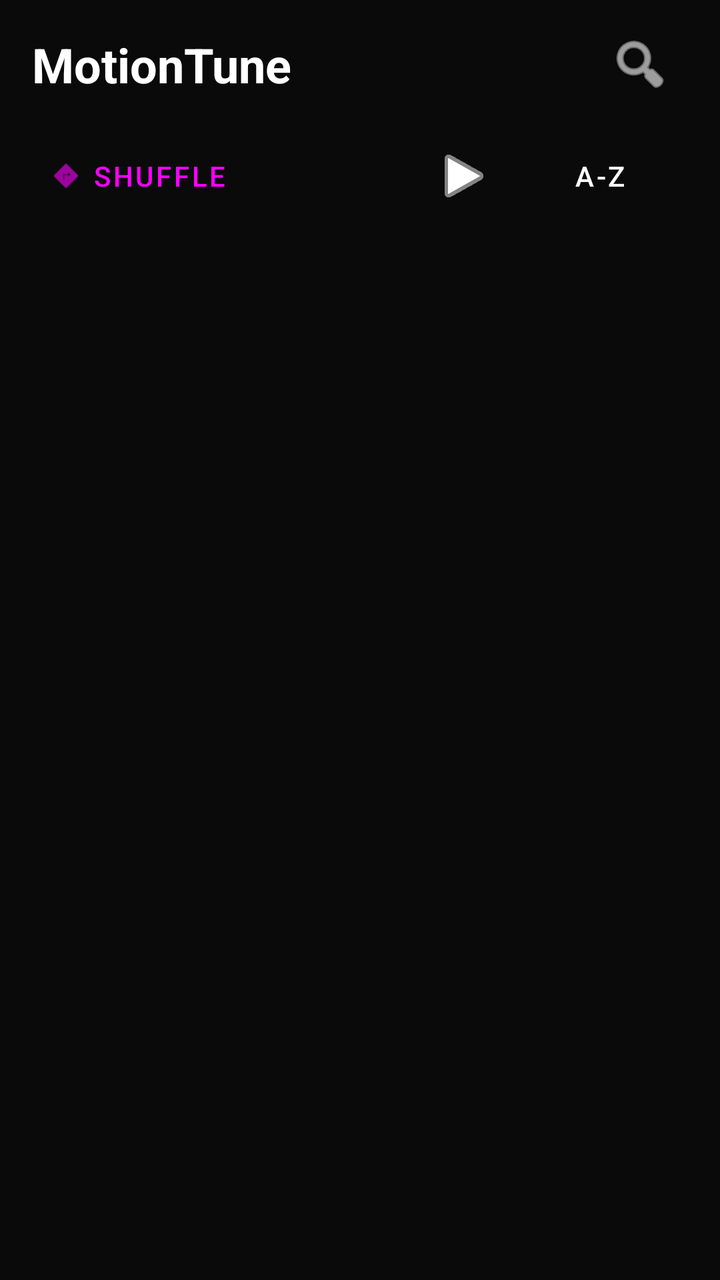
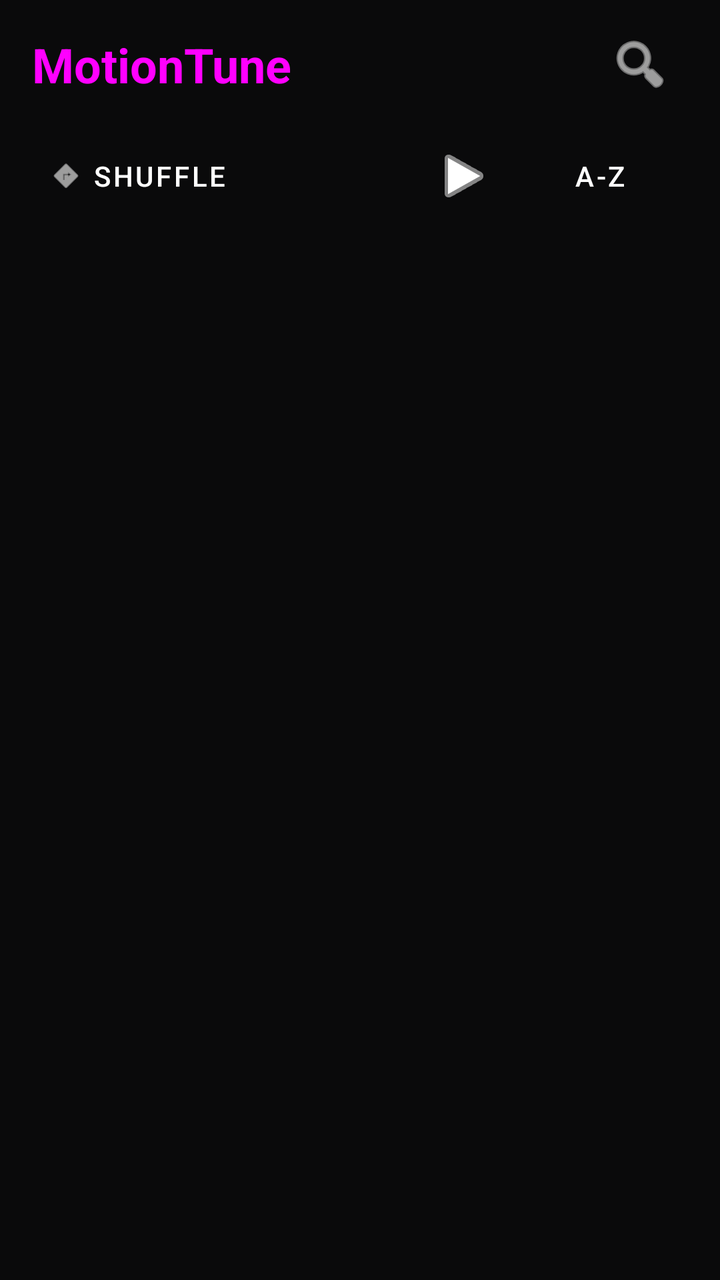

An Android layout rendered at two revisions. The XML below is the earlier revision; the diff shows what the commit changed to produce the second picture.
<!-- AndroidManifest.xml: application theme Theme.MotionTune -->
<!-- res/layout/activity_main.xml -->
<?xml version="1.0" encoding="utf-8"?>
<androidx.coordinatorlayout.widget.CoordinatorLayout xmlns:android="http://schemas.android.com/apk/res/android"
    xmlns:app="http://schemas.android.com/apk/res-auto"
    android:layout_width="match_parent"
    android:layout_height="match_parent"
    android:background="@color/bg_dark"
    android:fitsSystemWindows="true">

    <com.google.android.material.appbar.AppBarLayout
        android:layout_width="match_parent"
        android:layout_height="wrap_content"
        android:background="@color/bg_dark"
        app:elevation="0dp">

        <com.google.android.material.appbar.MaterialToolbar
            android:id="@+id/toolbar"
            android:layout_width="match_parent"
            android:layout_height="?attr/actionBarSize">

            <androidx.constraintlayout.widget.ConstraintLayout
                android:layout_width="match_parent"
                android:layout_height="match_parent"
                android:layout_marginEnd="16dp">

                <TextView
                    android:id="@+id/tvLibraryTitle"
                    android:layout_width="wrap_content"
                    android:layout_height="wrap_content"
                    android:text="MotionTune"
                    android:textColor="@color/text_primary"
                    android:textSize="24sp"
                    android:textStyle="bold"
                    app:layout_constraintBottom_toBottomOf="parent"
                    app:layout_constraintStart_toStartOf="parent"
                    app:layout_constraintTop_toTopOf="parent" />

                <EditText
                    android:id="@+id/searchEditText"
                    android:layout_width="0dp"
                    android:layout_height="40dp"
                    android:layout_marginEnd="8dp"
                    android:background="@drawable/search_bg"
                    android:drawableStart="@android:drawable/ic_menu_search"
                    android:drawablePadding="8dp"
                    android:hint="Search songs..."
                    android:inputType="text"
                    android:paddingHorizontal="12dp"
                    android:textColor="@color/text_primary"
                    android:textColorHint="@color/text_secondary"
                    android:visibility="gone"
                    app:layout_constraintBottom_toBottomOf="parent"
                    app:layout_constraintEnd_toStartOf="@+id/btnSearchTrigger"
                    app:layout_constraintStart_toStartOf="parent"
                    app:layout_constraintTop_toTopOf="parent" />

                <ImageButton
                    android:id="@+id/btnSearchTrigger"
                    android:layout_width="48dp"
                    android:layout_height="48dp"
                    android:background="?attr/selectableItemBackgroundBorderless"
                    android:src="@android:drawable/ic_menu_search"
                    app:layout_constraintBottom_toBottomOf="parent"
                    app:layout_constraintEnd_toEndOf="parent"
                    app:layout_constraintTop_toTopOf="parent"
                    app:tint="@color/text_primary" />
            </androidx.constraintlayout.widget.ConstraintLayout>
        </com.google.android.material.appbar.MaterialToolbar>

        <LinearLayout
            android:layout_width="match_parent"
            android:layout_height="wrap_content"
            android:orientation="horizontal"
            android:paddingHorizontal="16dp"
            android:paddingBottom="12dp"
            android:gravity="center_vertical">

            <com.google.android.material.button.MaterialButton
                android:id="@+id/btnShuffleAll"
                style="@style/Widget.MaterialComponents.Button.TextButton"
                android:layout_width="wrap_content"
                android:layout_height="wrap_content"
                android:text="SHUFFLE"
                android:textColor="@color/accent_purple"
                app:icon="@android:drawable/ic_menu_directions"
                app:iconTint="@color/accent_purple" />

            <View
                android:layout_width="0dp"
                android:layout_height="0dp"
                android:layout_weight="1" />

            <ImageButton
                android:id="@+id/btnPlayAll"
                android:layout_width="48dp"
                android:layout_height="48dp"
                android:background="?attr/selectableItemBackgroundBorderless"
                android:src="@android:drawable/ic_media_play"
                app:tint="@color/text_primary" />

            <com.google.android.material.button.MaterialButton
                android:id="@+id/btnSort"
                style="@style/Widget.MaterialComponents.Button.TextButton"
                android:layout_width="wrap_content"
                android:layout_height="wrap_content"
                android:text="A-Z"
                android:textColor="@color/text_primary" />
        </LinearLayout>
    </com.google.android.material.appbar.AppBarLayout>

    <androidx.recyclerview.widget.RecyclerView
        android:id="@+id/recyclerView"
        android:layout_width="match_parent"
        android:layout_height="match_parent"
        app:layout_behavior="@string/appbar_scrolling_view_behavior" />

</androidx.coordinatorlayout.widget.CoordinatorLayout>
<!-- resources referenced by this layout -->
<resources>
  <color name="accent_purple">#FF00FF</color>
  <color name="bg_dark">#0A0A0B</color>
  <color name="text_primary">#FFFFFF</color>
  <color name="text_secondary">#8E8E93</color>
  <!-- drawable search_bg (drawable) -->
  <?xml version="1.0" encoding="utf-8"?>
  <shape xmlns:android="http://schemas.android.com/apk/res/android">
      <solid android:color="#1AFFFFFF" /> <corners android:radius="20dp" />
  </shape>
  <style name="Theme.MotionTune" parent="Base.Theme.MotionTune" />
  <style name="Base.Theme.MotionTune" parent="Theme.Material3.DayNight.NoActionBar">
          
          
      </style>
</resources>

<!-- the commit's change to res/layout/activity_main.xml (unified diff, before → after) -->
@@ -27,7 +27,7 @@
                     android:layout_width="wrap_content"
                     android:layout_height="wrap_content"
                     android:text="MotionTune"
-                    android:textColor="@color/text_primary"
+                    android:textColor="@color/main_purple"
                     android:textSize="24sp"
                     android:textStyle="bold"
                     app:layout_constraintBottom_toBottomOf="parent"
@@ -80,9 +80,9 @@
                 android:layout_width="wrap_content"
                 android:layout_height="wrap_content"
                 android:text="SHUFFLE"
-                android:textColor="@color/accent_purple"
+                android:textColor="@color/text_primary"
                 app:icon="@android:drawable/ic_menu_directions"
-                app:iconTint="@color/accent_purple" />
+                app:iconTint="@color/text_primary" />
 
             <View
                 android:layout_width="0dp"
<!-- resource entries referenced after the edit -->
@@ -1,7 +1,7 @@
 <!-- resources referenced by this layout -->
 <resources>
-  <color name="accent_purple">#FF00FF</color>
   <color name="bg_dark">#0A0A0B</color>
+  <color name="main_purple">#FF00FF</color>
   <color name="text_primary">#FFFFFF</color>
   <color name="text_secondary">#8E8E93</color>
   <!-- drawable search_bg (drawable) -->
